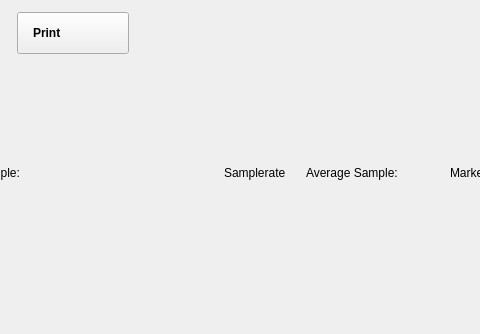
First picture: the form in ui/spectrum_analyzer.ui, repository analogdevicesinc/scopy, before the edit; both pictures show x 83 to 563 and y 0 to 334 of the 1003 by 661 pixel window.
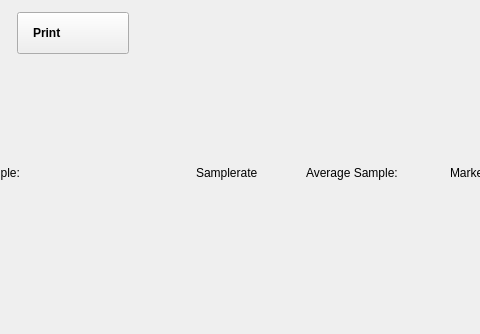
Second picture: the form after the edit. Icons and pictures are not drawn. Custom widgets are drawn as their Qt base class.

What changed in the file:
```diff
--- a/ui/spectrum_analyzer.ui
+++ b/ui/spectrum_analyzer.ui
@@ -402,6 +402,9 @@
                 <property name="orientation">
                  <enum>Qt::Horizontal</enum>
                 </property>
+                <property name="sizeType">
+                 <enum>QSizePolicy::Preferred</enum>
+                </property>
                 <property name="sizeHint" stdset="0">
                  <size>
                   <width>20</width>
@@ -423,7 +426,7 @@
                  <enum>Qt::Horizontal</enum>
                 </property>
                 <property name="sizeType">
-                 <enum>QSizePolicy::Fixed</enum>
+                 <enum>QSizePolicy::Expanding</enum>
                 </property>
                 <property name="sizeHint" stdset="0">
                  <size>
```
